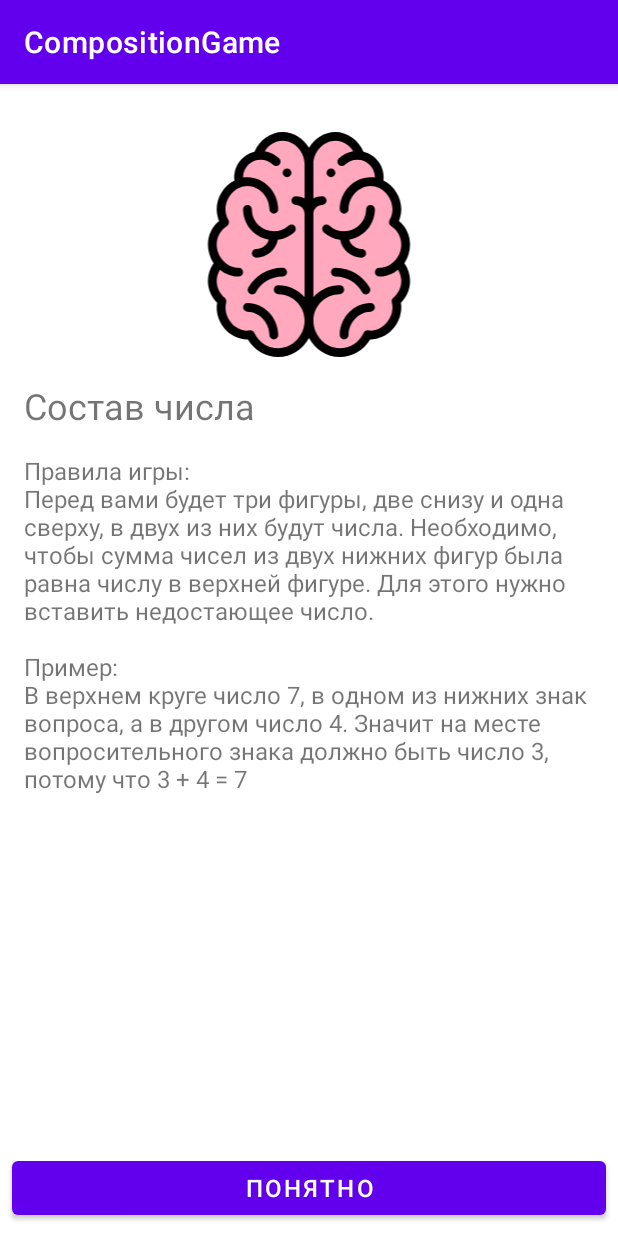
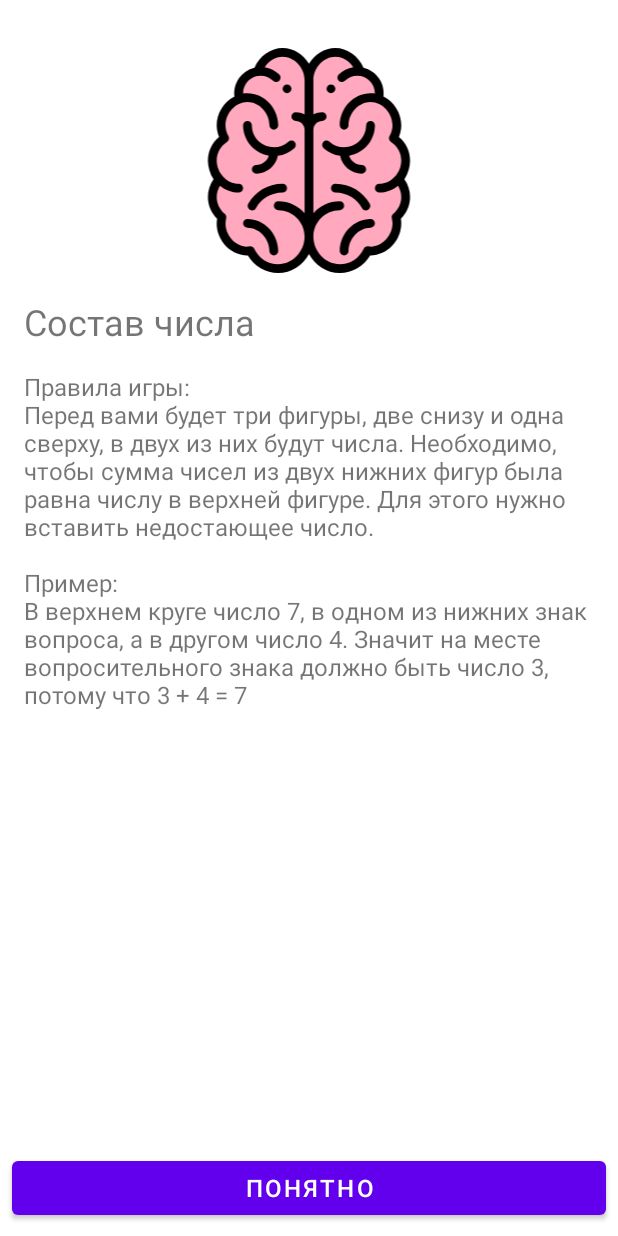
Before and after one commit to Spinoza0/learning_composition_game, an Android app: the screen it shows after launch (MainActivity), on a phone screen of 412 x 824 dp. Run offline under Robolectric (Android 15) with nearby library versions, the phone set to English and light mode, and no system bars.

Commit message:
portrait mode only and remove action bar

```diff
--- a/app/src/main/AndroidManifest.xml
+++ b/app/src/main/AndroidManifest.xml
@@ -14,7 +14,8 @@
         tools:targetApi="31">
         <activity
             android:name=".presentation.MainActivity"
-            android:exported="true">
+            android:exported="true"
+            android:screenOrientation="portrait">
             <intent-filter>
                 <action android:name="android.intent.action.MAIN" />
 
--- a/app/src/main/res/values-night/themes.xml
+++ b/app/src/main/res/values-night/themes.xml
@@ -1,6 +1,6 @@
 <resources xmlns:tools="http://schemas.android.com/tools">
     <!-- Base application theme. -->
-    <style name="Theme.CompositionGame" parent="Theme.MaterialComponents.DayNight.DarkActionBar">
+    <style name="Theme.CompositionGame" parent="Theme.MaterialComponents.DayNight.NoActionBar">
         <!-- Primary brand color. -->
         <item name="colorPrimary">@color/purple_200</item>
         <item name="colorPrimaryVariant">@color/purple_700</item>
--- a/app/src/main/res/values/themes.xml
+++ b/app/src/main/res/values/themes.xml
@@ -1,6 +1,6 @@
 <resources xmlns:tools="http://schemas.android.com/tools">
     <!-- Base application theme. -->
-    <style name="Theme.CompositionGame" parent="Theme.MaterialComponents.DayNight.DarkActionBar">
+    <style name="Theme.CompositionGame" parent="Theme.MaterialComponents.DayNight.NoActionBar">
         <!-- Primary brand color. -->
         <item name="colorPrimary">@color/purple_500</item>
         <item name="colorPrimaryVariant">@color/purple_700</item>
```
